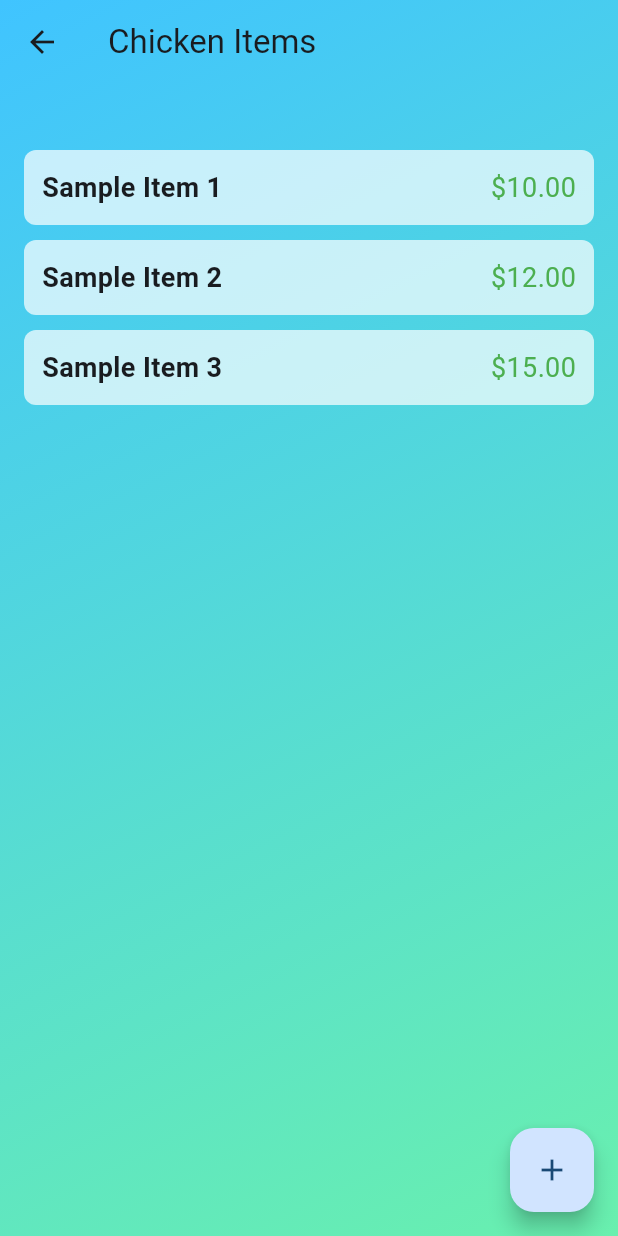
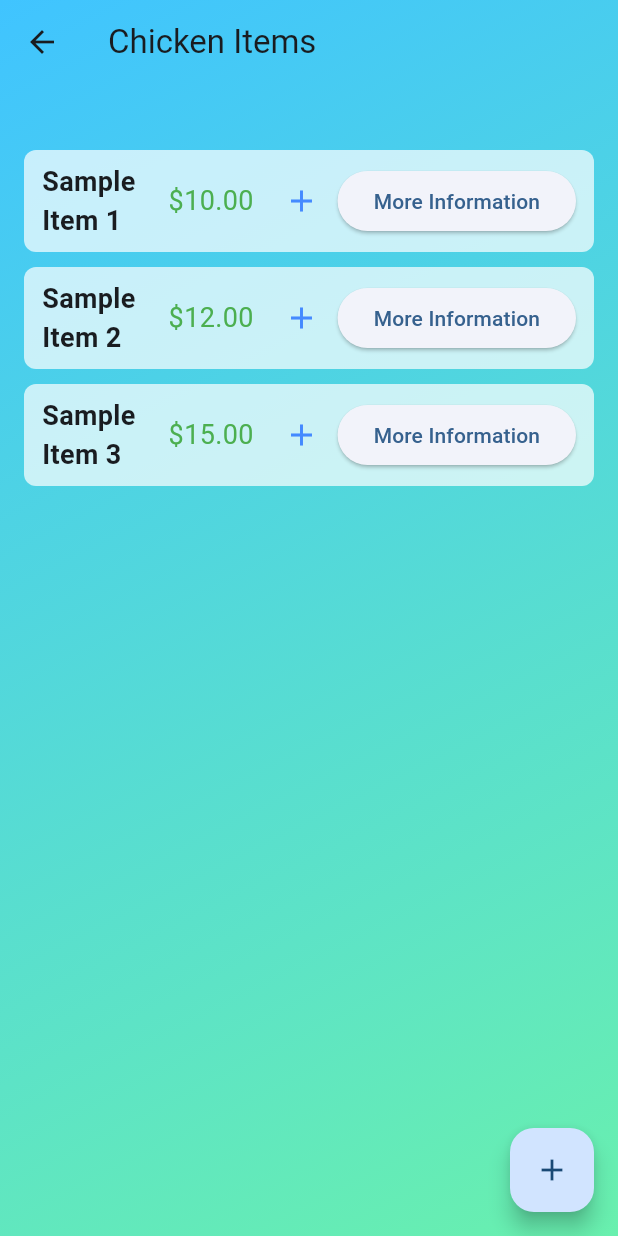
Before and after one commit to gchan22/Menu, a Flutter app: the MenuScreen screen opened directly, after a tap on the "add circle" icon, on a phone screen of 412 x 824 dp. Run offline on Flutter 3.47's test engine with Material 3 defaults, Android fonts, the phone set to English and light mode, and no system bars.

Commit message:
New Screen which shows description of items

```diff
--- a/lib/screens/items.dart
+++ b/lib/screens/items.dart
@@ -1,5 +1,6 @@
 import 'package:flutter/material.dart';
 import '../widgets/backdrop.dart';
+import 'description.dart';
 
 class ItemsScreen extends StatelessWidget {
   final String category;
@@ -22,11 +23,11 @@ class ItemsScreen extends StatelessWidget {
             padding: const EdgeInsets.fromLTRB(16.0, 100.0, 16.0, 16.0),
             child: Column(
               children: [
-                _buildItemRow('Sample Item 1', '\$10.00'),
+                _buildItemRow(context, 'Sample Item 1', '\$10.00'),
                 const SizedBox(height: 10),
-                _buildItemRow('Sample Item 2', '\$12.00'),
+                _buildItemRow(context, 'Sample Item 2', '\$12.00'),
                 const SizedBox(height: 10),
-                _buildItemRow('Sample Item 3', '\$15.00'),
+                _buildItemRow(context, 'Sample Item 3', '\$15.00'),
               ],
             ),
           ),
@@ -41,18 +42,37 @@ class ItemsScreen extends StatelessWidget {
     );
   }
 
-  Widget _buildItemRow(String name, String price) {
+  Widget _buildItemRow(BuildContext context, String name, String price) {
     return Container(
-      padding: const EdgeInsets.all(12),
+      padding: const EdgeInsets.symmetric(horizontal: 12, vertical: 8),
       decoration: BoxDecoration(
         color: Colors.white70,
         borderRadius: BorderRadius.circular(8),
       ),
       child: Row(
-        mainAxisAlignment: MainAxisAlignment.spaceBetween,
         children: [
-          Text(name, style: const TextStyle(fontSize: 18, fontWeight: FontWeight.bold)),
+          Expanded(
+            child: Text(name, style: const TextStyle(fontSize: 18, fontWeight: FontWeight.bold)),
+          ),
           Text(price, style: const TextStyle(fontSize: 18, color: Colors.green)),
+          const SizedBox(width: 8),
+          IconButton(
+            icon: const Icon(Icons.add, color: Colors.blueAccent),
+            onPressed: () {
+              // Do nothing for now
+            },
+          ),
+          ElevatedButton(
+            onPressed: () {
+              Navigator.push(
+                context,
+                MaterialPageRoute(
+                  builder: (context) => DescriptionScreen(itemName: name),
+                ),
+              );
+            },
+            child: const Text('More Information'),
+          ),
         ],
       ),
     );
--- a/lib/screens/menu.dart
+++ b/lib/screens/menu.dart
@@ -40,17 +40,6 @@ class MenuScreen extends StatelessWidget {
   Widget _buildMenuRow(BuildContext context, IconData icon, String label) {
     return Row(
       children: [
-        IconButton(
-          icon: const Icon(Icons.add_circle, color: Colors.white),
-          onPressed: () {
-            Navigator.push(
-              context,
-              MaterialPageRoute(
-                builder: (context) => ItemsScreen(category: label),
-              ),
-            );
-          },
-        ),
         Icon(icon, size: 30, color: Colors.white),
         const SizedBox(width: 10),
         Expanded(
@@ -66,6 +55,17 @@ class MenuScreen extends StatelessWidget {
             ),
           ),
         ),
+        IconButton(
+          icon: const Icon(Icons.add_circle, color: Colors.white),
+          onPressed: () {
+            Navigator.push(
+              context,
+              MaterialPageRoute(
+                builder: (context) => ItemsScreen(category: label),
+              ),
+            );
+          },
+        ),
       ],
     );
   }
```
Also changed, not shown: lib/screens/description.dart (added, +52 -0 lines), 1 other file.
